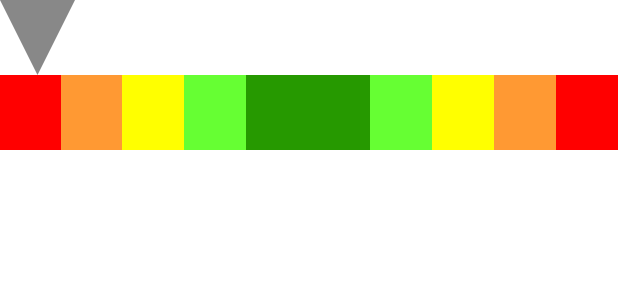
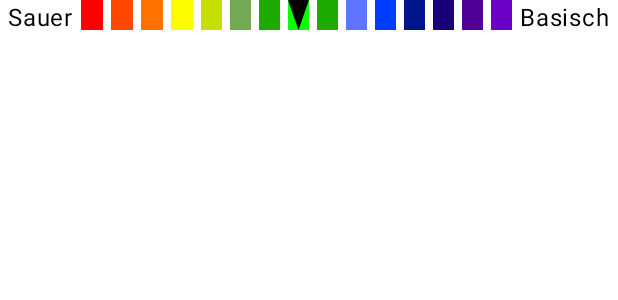
Before and after one commit to Chrille89/GardenState, an Android app built with Jetpack Compose: the @Preview function PhValueViewPreview, on a phone screen of 412 x 824 dp. Shown: the top 300 px of the screen. Run offline under Robolectric (Android 15) with nearby library versions, the phone set to English and light mode, and no system bars; network calls fail.

Commit message:
phvalue ui

```diff
--- a/app/src/main/java/com/bach/gardenstate/features/sensors/model/WaterSensorPoolData.kt
+++ b/app/src/main/java/com/bach/gardenstate/features/sensors/model/WaterSensorPoolData.kt
@@ -21,4 +21,5 @@ data class WaterSensorPoolData(
     val ph_min: Int,
     val salinity: Int,
     val tds: Int,
-    val temperature: Float)
+    val temperature: Float
+)
--- a/app/src/main/java/com/bach/gardenstate/features/sensors/viewmodel/WaterSensorPoolViewModel.kt
+++ b/app/src/main/java/com/bach/gardenstate/features/sensors/viewmodel/WaterSensorPoolViewModel.kt
@@ -6,8 +6,6 @@ import androidx.compose.runtime.mutableStateOf
 import androidx.lifecycle.ViewModel
 import androidx.lifecycle.viewModelScope
 import com.bach.gardenstate.features.sensors.data.ApiClient
-import com.bach.gardenstate.features.sensors.model.SoilMoistureSensorData
-import com.bach.gardenstate.features.sensors.model.TemperatureSensorUIState
 import com.bach.gardenstate.features.sensors.model.WaterSensorPoolData
 import com.bach.gardenstate.features.sensors.model.WaterSensorPoolUIState
 import io.ktor.client.call.body
--- a/app/src/main/java/com/bach/gardenstate/features/sensors/views/WaterSensorPoolView.kt
+++ b/app/src/main/java/com/bach/gardenstate/features/sensors/views/WaterSensorPoolView.kt
@@ -17,8 +17,6 @@ import androidx.compose.ui.Modifier
 import androidx.compose.ui.tooling.preview.Preview
 import androidx.compose.ui.unit.dp
 import androidx.lifecycle.viewmodel.compose.viewModel
-import com.bach.gardenstate.features.sensors.model.SoilMoistureSensorUIState
-import com.bach.gardenstate.features.sensors.model.TemperatureSensorUIState
 import com.bach.gardenstate.features.sensors.model.WaterSensorPoolUIState
 import com.bach.gardenstate.features.sensors.viewmodel.WaterSensorPoolViewModel
 import com.bach.gardenstate.ui.theme.GardenStateTheme
@@ -73,26 +71,17 @@ fun WaterSensorPoolView(
                         modifier = Modifier.fillMaxWidth(),
                         horizontalArrangement = Arrangement.SpaceBetween
                     ) {
-                        Text("PH-Wert")
-
-                        when(waterSensorPoolUIState.waterSensorPoolData.ph) {
-                            in 0f..1f -> PhValueView(pointerOffset = 100f)
-                            in 1f..2f -> PhValueView(pointerOffset = 150f)
-                            in 2f..3f -> PhValueView(pointerOffset = 200f)
-                            in 3f..4f -> PhValueView(pointerOffset = 250f)
-                            in 5f..6f -> PhValueView(pointerOffset = 300f)
-                            in 7f..8f -> PhValueView(pointerOffset = 350f)
-                            in 8f..9f -> PhValueView(pointerOffset = 400f)
-                            in 9f..10f -> PhValueView(pointerOffset = 450f)
-                            in 10f..11f -> PhValueView(pointerOffset = 500f)
-
-
+                        Column {
+                            Row(
+                                modifier = Modifier.fillMaxWidth(),
+                                horizontalArrangement = Arrangement.SpaceBetween
+                            ) {
+                                Text("pH-Wert")
+                                Text("${waterSensorPoolUIState.waterSensorPoolData.ph}")
+                            }
+                            PhValueView(actualPhValue = waterSensorPoolUIState.waterSensorPoolData.ph.toInt())
                         }
-
-
-
                     }
-
                     Row(
                         modifier = Modifier.fillMaxWidth(),
                         horizontalArrangement = Arrangement.SpaceBetween
--- a/app/src/main/java/com/bach/gardenstate/features/sensors/views/phValueView.kt
+++ b/app/src/main/java/com/bach/gardenstate/features/sensors/views/phValueView.kt
@@ -1,15 +1,16 @@
 package com.bach.gardenstate.features.sensors.views
 
 import androidx.compose.foundation.background
+import androidx.compose.foundation.layout.Arrangement
 import androidx.compose.foundation.layout.Box
-import androidx.compose.foundation.layout.Column
 import androidx.compose.foundation.layout.Row
-import androidx.compose.foundation.layout.fillMaxHeight
-import androidx.compose.foundation.layout.fillMaxSize
 import androidx.compose.foundation.layout.fillMaxWidth
 import androidx.compose.foundation.layout.height
+import androidx.compose.foundation.layout.padding
 import androidx.compose.foundation.layout.size
+import androidx.compose.material3.Text
 import androidx.compose.runtime.Composable
+import androidx.compose.ui.Alignment
 import androidx.compose.ui.Modifier
 import androidx.compose.ui.graphics.Color
 import androidx.compose.ui.tooling.preview.Preview
@@ -17,42 +18,46 @@ import androidx.compose.ui.unit.dp
 import com.bach.gardenstate.ui.theme.GardenStateTheme
 import com.bach.gardenstate.ui.views.TriangleShape
 
+val colors = listOf(
+    Color(0xFFFF0000),
+    Color(0xFFFF4800),
+    Color(0xFFFF7200),
+    Color(0xFFFFFC00),
+    Color(0xFFC6DE00),
+    Color(0xFF72A954),
+    Color(0xFF1EAB00),
+    Color(0xFF0BFF00),
+    Color(0xFF1EAB00),
+    Color(0xFF5E76FF),
+    Color(0xFF003DFF),
+    Color(0xFF00168D),
+    Color(0xFF18007A),
+    Color(0xFF500094),
+    Color(0xFF6C00C5)
+)
+
 @Composable
-fun PhValueView(modifier: Modifier = Modifier, pointerOffset: Float = 0f) {
-    Column(modifier.fillMaxSize()) {
-
-        TriangleShape(
-            color = Color.Gray,
-            modifier = Modifier
-                .size(50.dp),
-            pointerOffset = pointerOffset
-        )
-
-        Row(modifier = Modifier.fillMaxWidth().height(50.dp)) {
-            Box(Modifier.weight(1f).fillMaxHeight().background(Color(0xffff0000))) {
+fun PhValueView(modifier: Modifier = Modifier, actualPhValue: Int) {
+    Row(
+        modifier = modifier
+            .fillMaxWidth()
+            .padding(horizontal = 5.dp),
+        horizontalArrangement = Arrangement.spacedBy(5.dp)
+    ) {
+        Text("Sauer")
+        for (i in 0..14) {
+            Box(
+                modifier = Modifier
+                    .fillMaxWidth()
+                    .height(20.dp)
+                    .weight(1f)
+                    .background(colors[i]), contentAlignment = Alignment.TopCenter
+            ) {
+                if (actualPhValue == i)
+                    TriangleShape(modifier = Modifier.size(20.dp), color = Color.Black)
             }
-            Box(Modifier.weight(1f).fillMaxHeight().background(Color(0xffff9933))) {
-            }
-            Box(Modifier.weight(1f).fillMaxHeight().background(Color(0xffffff00))) {
-            }
-            Box(Modifier.weight(1f).fillMaxHeight().background(Color( 0xff66ff33))) {
-            }
-            Box(Modifier.weight(1f).fillMaxHeight().background(Color(0xff269900))) {
-            }
-            Box(Modifier.weight(1f).fillMaxHeight().background(Color(0xff269900))) {
-            }
-            Box(Modifier.weight(1f).fillMaxHeight().background(Color(0xff66ff33))) {
-            }
-            Box(Modifier.weight(1f).fillMaxHeight().background(Color(0xffffff00))) {
-            }
-            Box(Modifier.weight(1f).fillMaxHeight().background(Color(0xffff9933))) {
-            }
-            Box(Modifier.weight(1f).fillMaxHeight().background(Color(0xffff0000))) {
-            }
-
-
-
         }
+        Text("Basisch")
     }
 }
 
@@ -60,6 +65,6 @@ fun PhValueView(modifier: Modifier = Modifier, pointerOffset: Float = 0f) {
 @Preview
 fun PhValueViewPreview() {
     GardenStateTheme {
-        PhValueView()
+        PhValueView(actualPhValue = 7)
     }
 }
--- a/app/src/main/java/com/bach/gardenstate/ui/views/TriangleShape.kt
+++ b/app/src/main/java/com/bach/gardenstate/ui/views/TriangleShape.kt
@@ -1,18 +1,18 @@
 package com.bach.gardenstate.ui.views
 
+import androidx.compose.foundation.Canvas
 import androidx.compose.runtime.Composable
 import androidx.compose.ui.Modifier
 import androidx.compose.ui.graphics.Color
-import androidx.compose.foundation.Canvas
 import androidx.compose.ui.graphics.Path
 
 @Composable
-fun TriangleShape(modifier: Modifier = Modifier, color: Color = Color.Red,pointerOffset: Float) {
+fun TriangleShape(modifier: Modifier = Modifier, color: Color = Color.Red) {
     Canvas(modifier = modifier) {
         val path = Path().apply {
-            moveTo((size.width / 2f) +pointerOffset, size.height) // untere Spitze
-            lineTo(pointerOffset, 0f)     // obere linke Ecke
-            lineTo( size.width+pointerOffset,0f) // obere rechte Ecke
+            moveTo((size.width / 2f), size.height) // untere Spitze
+            lineTo(0f, 0f)     // obere linke Ecke
+            lineTo(size.width, 0f) // obere rechte Ecke
             close()
         }
         drawPath(path, color)
```
